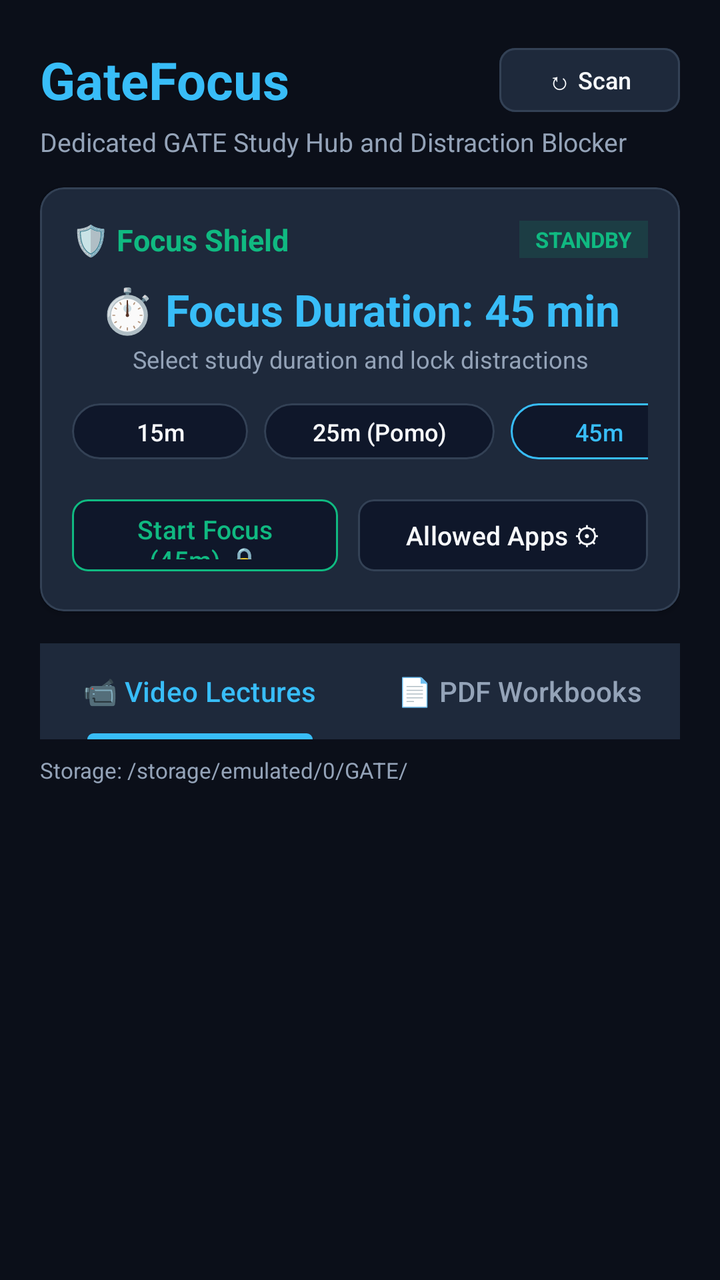
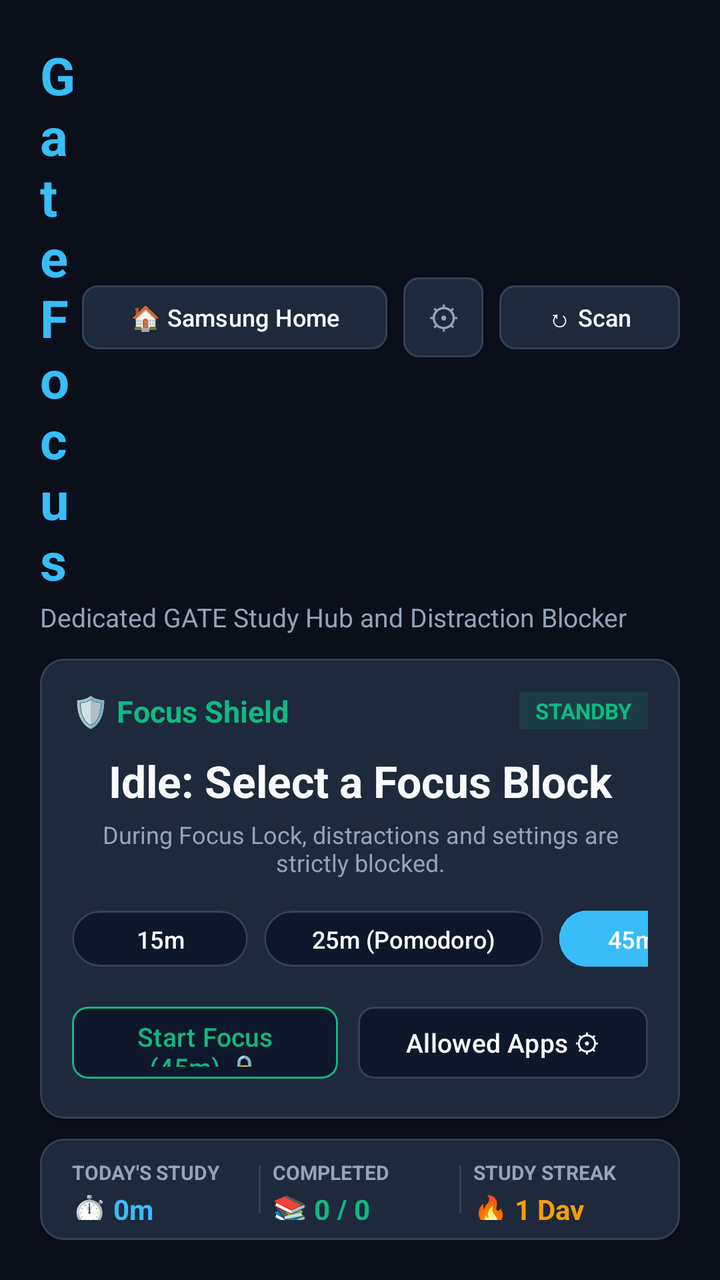

Before-and-after screenshots of an Android layout around one commit, followed by the original layout XML and the change that was made.
<!-- AndroidManifest.xml: activity theme Theme.GateFocus.Launcher -->
<!-- res/layout/activity_main.xml -->
<?xml version="1.0" encoding="utf-8"?>
<LinearLayout xmlns:android="http://schemas.android.com/apk/res/android"
    xmlns:app="http://schemas.android.com/apk/res-auto"
    android:layout_width="match_parent"
    android:layout_height="match_parent"
    android:background="@color/background"
    android:orientation="vertical"
    android:padding="20dp">

    
    <LinearLayout
        android:layout_width="match_parent"
        android:layout_height="wrap_content"
        android:gravity="center_vertical"
        android:orientation="horizontal">

        <TextView
            android:layout_width="0dp"
            android:layout_height="wrap_content"
            android:layout_weight="1"
            android:text="GateFocus"
            android:textColor="@color/accent"
            android:textSize="26sp"
            android:textStyle="bold" />

        <com.google.android.material.button.MaterialButton
            android:id="@+id/btnRefresh"
            android:layout_width="wrap_content"
            android:layout_height="40dp"
            android:backgroundTint="@color/card_bg"
            android:text="↻ Scan"
            android:textColor="@color/text_primary"
            android:textSize="12sp"
            app:cornerRadius="8dp"
            app:strokeColor="@color/card_border"
            app:strokeWidth="1dp" />
    </LinearLayout>

    <TextView
        android:layout_width="wrap_content"
        android:layout_height="wrap_content"
        android:layout_marginTop="2dp"
        android:text="Dedicated GATE Study Hub and Distraction Blocker"
        android:textColor="@color/text_secondary"
        android:textSize="13sp" />

    
    <com.google.android.material.card.MaterialCardView
        android:layout_width="match_parent"
        android:layout_height="wrap_content"
        android:layout_marginTop="14dp"
        android:backgroundTint="@color/card_bg"
        app:cardCornerRadius="12dp"
        app:cardElevation="2dp"
        app:strokeColor="@color/card_border"
        app:strokeWidth="1dp">

        <LinearLayout
            android:layout_width="match_parent"
            android:layout_height="wrap_content"
            android:orientation="vertical"
            android:padding="16dp">

            
            <LinearLayout
                android:layout_width="match_parent"
                android:layout_height="wrap_content"
                android:gravity="center_vertical"
                android:orientation="horizontal">

                <TextView
                    android:id="@+id/tvProtectionStatus"
                    android:layout_width="0dp"
                    android:layout_height="wrap_content"
                    android:layout_weight="1"
                    android:text="🛡️ Focus Shield"
                    android:textColor="@color/accent_green"
                    android:textSize="15sp"
                    android:textStyle="bold" />

                <TextView
                    android:id="@+id/tvAdminBadge"
                    android:layout_width="wrap_content"
                    android:layout_height="wrap_content"
                    android:background="#2210B981"
                    android:paddingHorizontal="8dp"
                    android:paddingVertical="2dp"
                    android:text="STANDBY"
                    android:textColor="@color/accent_green"
                    android:textSize="11sp"
                    android:textStyle="bold" />
            </LinearLayout>

            
            <TextView
                android:id="@+id/tvTimerDisplay"
                android:layout_width="match_parent"
                android:layout_height="wrap_content"
                android:layout_marginTop="10dp"
                android:gravity="center"
                android:text="⏱️ Focus Duration: 45 min"
                android:textColor="@color/accent"
                android:textSize="22sp"
                android:textStyle="bold" />

            <TextView
                android:id="@+id/tvTimerSubtext"
                android:layout_width="match_parent"
                android:layout_height="wrap_content"
                android:layout_marginTop="2dp"
                android:gravity="center"
                android:text="Select study duration and lock distractions"
                android:textColor="@color/text_secondary"
                android:textSize="12sp" />

            
            <HorizontalScrollView
                android:id="@+id/scrollDurationPresets"
                android:layout_width="match_parent"
                android:layout_height="wrap_content"
                android:layout_marginTop="10dp"
                android:scrollbars="none">

                <LinearLayout
                    android:id="@+id/layoutDurationChips"
                    android:layout_width="wrap_content"
                    android:layout_height="wrap_content"
                    android:orientation="horizontal">

                    <com.google.android.material.button.MaterialButton
                        android:id="@+id/btnDuration15"
                        android:layout_width="wrap_content"
                        android:layout_height="36dp"
                        android:backgroundTint="@color/primary_dark"
                        android:text="15m"
                        android:textColor="@color/text_primary"
                        android:textSize="12sp"
                        app:cornerRadius="18dp"
                        app:strokeColor="@color/card_border"
                        app:strokeWidth="1dp" />

                    <com.google.android.material.button.MaterialButton
                        android:id="@+id/btnDuration25"
                        android:layout_width="wrap_content"
                        android:layout_height="36dp"
                        android:layout_marginStart="8dp"
                        android:backgroundTint="@color/primary_dark"
                        android:text="25m (Pomo)"
                        android:textColor="@color/text_primary"
                        android:textSize="12sp"
                        app:cornerRadius="18dp"
                        app:strokeColor="@color/card_border"
                        app:strokeWidth="1dp" />

                    <com.google.android.material.button.MaterialButton
                        android:id="@+id/btnDuration45"
                        android:layout_width="wrap_content"
                        android:layout_height="36dp"
                        android:layout_marginStart="8dp"
                        android:backgroundTint="@color/primary_dark"
                        android:text="45m"
                        android:textColor="@color/accent"
                        android:textSize="12sp"
                        app:cornerRadius="18dp"
                        app:strokeColor="@color/accent"
                        app:strokeWidth="1dp" />

                    <com.google.android.material.button.MaterialButton
                        android:id="@+id/btnDuration60"
                        android:layout_width="wrap_content"
                        android:layout_height="36dp"
                        android:layout_marginStart="8dp"
                        android:backgroundTint="@color/primary_dark"
                        android:text="60m (1h)"
                        android:textColor="@color/text_primary"
                        android:textSize="12sp"
                        app:cornerRadius="18dp"
                        app:strokeColor="@color/card_border"
                        app:strokeWidth="1dp" />

                    <com.google.android.material.button.MaterialButton
                        android:id="@+id/btnDuration90"
                        android:layout_width="wrap_content"
                        android:layout_height="36dp"
                        android:layout_marginStart="8dp"
                        android:backgroundTint="@color/primary_dark"
                        android:text="90m"
                        android:textColor="@color/text_primary"
                        android:textSize="12sp"
                        app:cornerRadius="18dp"
                        app:strokeColor="@color/card_border"
                        app:strokeWidth="1dp" />

                    <com.google.android.material.button.MaterialButton
                        android:id="@+id/btnDuration120"
                        android:layout_width="wrap_content"
                        android:layout_height="36dp"
                        android:layout_marginStart="8dp"
                        android:backgroundTint="@color/primary_dark"
                        android:text="120m (2h)"
                        android:textColor="@color/text_primary"
                        android:textSize="12sp"
                        app:cornerRadius="18dp"
                        app:strokeColor="@color/card_border"
                        app:strokeWidth="1dp" />
                </LinearLayout>
            </HorizontalScrollView>

            
            <LinearLayout
                android:layout_width="match_parent"
                android:layout_height="wrap_content"
                android:layout_marginTop="12dp"
                android:gravity="center_vertical"
                android:orientation="horizontal">

                <com.google.android.material.button.MaterialButton
                    android:id="@+id/btnKioskToggle"
                    android:layout_width="0dp"
                    android:layout_height="44dp"
                    android:layout_weight="1"
                    android:backgroundTint="@color/primary_dark"
                    android:text="Start Focus (45m) 🔒"
                    android:textColor="@color/accent_green"
                    android:textSize="13sp"
                    app:cornerRadius="8dp"
                    app:strokeColor="@color/accent_green"
                    app:strokeWidth="1dp" />

                <com.google.android.material.button.MaterialButton
                    android:id="@+id/btnAllowedApps"
                    android:layout_width="wrap_content"
                    android:layout_height="44dp"
                    android:layout_marginStart="10dp"
                    android:backgroundTint="@color/primary_dark"
                    android:text="Allowed Apps ⚙"
                    android:textColor="@color/text_primary"
                    android:textSize="13sp"
                    app:cornerRadius="8dp"
                    app:strokeColor="@color/card_border"
                    app:strokeWidth="1dp" />
            </LinearLayout>
        </LinearLayout>
    </com.google.android.material.card.MaterialCardView>

    
    <com.google.android.material.tabs.TabLayout
        android:id="@+id/tabLayout"
        android:layout_width="match_parent"
        android:layout_height="wrap_content"
        android:layout_marginTop="16dp"
        android:background="@color/card_bg"
        app:tabIndicatorColor="@color/accent"
        app:tabSelectedTextColor="@color/accent"
        app:tabTextColor="@color/text_secondary">

        <com.google.android.material.tabs.TabItem
            android:layout_width="wrap_content"
            android:layout_height="wrap_content"
            android:text="📹 Video Lectures" />

        <com.google.android.material.tabs.TabItem
            android:layout_width="wrap_content"
            android:layout_height="wrap_content"
            android:text="📄 PDF Workbooks" />
    </com.google.android.material.tabs.TabLayout>

    
    <TextView
        android:id="@+id/tvStoragePath"
        android:layout_width="match_parent"
        android:layout_height="wrap_content"
        android:layout_marginTop="8dp"
        android:text="Storage: /storage/emulated/0/GATE/"
        android:textColor="@color/text_secondary"
        android:textSize="11sp" />

    
    <FrameLayout
        android:layout_width="match_parent"
        android:layout_height="0dp"
        android:layout_marginTop="8dp"
        android:layout_weight="1">

        
        <LinearLayout
            android:id="@+id/layoutEmptyState"
            android:layout_width="match_parent"
            android:layout_height="match_parent"
            android:gravity="center"
            android:orientation="vertical"
            android:visibility="gone">

            <TextView
                android:layout_width="wrap_content"
                android:layout_height="wrap_content"
                android:text="📂"
                android:textSize="48sp" />

            <TextView
                android:id="@+id/tvEmptyMessage"
                android:layout_width="wrap_content"
                android:layout_height="wrap_content"
                android:layout_marginTop="12dp"
                android:text="No study materials found"
                android:textColor="@color/text_secondary"
                android:textSize="15sp" />

            <TextView
                android:layout_width="wrap_content"
                android:layout_height="wrap_content"
                android:layout_marginTop="4dp"
                android:text="Copy downloaded GATE videos/workbooks to GATE/ folder"
                android:textColor="@color/text_secondary"
                android:textSize="12sp" />
        </LinearLayout>

        
        <androidx.recyclerview.widget.RecyclerView
            android:id="@+id/rvVideos"
            android:layout_width="match_parent"
            android:layout_height="match_parent"
            android:clipToPadding="false"
            android:paddingBottom="16dp" />

        
        <androidx.recyclerview.widget.RecyclerView
            android:id="@+id/rvPdfs"
            android:layout_width="match_parent"
            android:layout_height="match_parent"
            android:clipToPadding="false"
            android:paddingBottom="16dp"
            android:visibility="gone" />

    </FrameLayout>

</LinearLayout>
<!-- resources referenced by this layout -->
<resources>
  <color name="accent">#38BDF8</color>
  <color name="accent_green">#10B981</color>
  <color name="background">#0B0F19</color>
  <color name="card_bg">#1E293B</color>
  <color name="card_border">#334155</color>
  <color name="primary_dark">#0F172A</color>
  <color name="text_primary">#F8FAFC</color>
  <color name="text_secondary">#94A3B8</color>
  <style name="Theme.GateFocus.Launcher" parent="Theme.GateFocus">
          <item name="android:windowFullscreen">false</item>
      </style>
  <style name="Theme.GateFocus" parent="Theme.Material3.Dark.NoActionBar">
          <item name="android:statusBarColor">@color/background</item>
          <item name="android:windowBackground">@color/background</item>
          <item name="colorPrimary">@color/accent</item>
      </style>
</resources>

<!-- the commit's change to res/layout/activity_main.xml (unified diff, before → after) -->
@@ -24,9 +24,40 @@
             android:textStyle="bold" />
 
         <com.google.android.material.button.MaterialButton
+            android:id="@+id/btnSwitchHome"
+            android:layout_width="wrap_content"
+            android:layout_height="40dp"
+            android:backgroundTint="@color/card_bg"
+            android:text="🏠 Samsung Home"
+            android:textColor="@color/text_primary"
+            android:textSize="12sp"
+            app:cornerRadius="8dp"
+            app:strokeColor="@color/card_border"
+            app:strokeWidth="1dp" />
+
+        <com.google.android.material.button.MaterialButton
+            android:id="@+id/btnHomeSettings"
+            android:layout_width="40dp"
+            android:layout_height="40dp"
+            android:layout_marginStart="8dp"
+            android:backgroundTint="@color/card_bg"
+            android:insetLeft="0dp"
+            android:insetTop="0dp"
+            android:insetRight="0dp"
+            android:insetBottom="0dp"
+            android:padding="0dp"
+            android:text="⚙"
+            android:textColor="@color/text_secondary"
+            android:textSize="16sp"
+            app:cornerRadius="8dp"
+            app:strokeColor="@color/card_border"
+            app:strokeWidth="1dp" />
+
+        <com.google.android.material.button.MaterialButton
             android:id="@+id/btnRefresh"
             android:layout_width="wrap_content"
             android:layout_height="40dp"
+            android:layout_marginStart="8dp"
             android:backgroundTint="@color/card_bg"
             android:text="↻ Scan"
             android:textColor="@color/text_primary"
@@ -48,7 +79,7 @@
     <com.google.android.material.card.MaterialCardView
         android:layout_width="match_parent"
         android:layout_height="wrap_content"
-        android:layout_marginTop="14dp"
+        android:layout_marginTop="12dp"
         android:backgroundTint="@color/card_bg"
         app:cardCornerRadius="12dp"
         app:cardElevation="2dp"
@@ -98,8 +129,8 @@
                 android:layout_height="wrap_content"
                 android:layout_marginTop="10dp"
                 android:gravity="center"
-                android:text="⏱️ Focus Duration: 45 min"
-                android:textColor="@color/accent"
+                android:text="Idle: Select a Focus Block"
+                android:textColor="@color/text_primary"
                 android:textSize="22sp"
                 android:textStyle="bold" />
 
@@ -107,9 +138,9 @@
                 android:id="@+id/tvTimerSubtext"
                 android:layout_width="match_parent"
                 android:layout_height="wrap_content"
-                android:layout_marginTop="2dp"
+                android:layout_marginTop="4dp"
                 android:gravity="center"
-                android:text="Select study duration and lock distractions"
+                android:text="During Focus Lock, distractions and settings are strictly blocked."
                 android:textColor="@color/text_secondary"
                 android:textSize="12sp" />
 
@@ -118,13 +149,14 @@
                 android:id="@+id/scrollDurationPresets"
                 android:layout_width="match_parent"
                 android:layout_height="wrap_content"
-                android:layout_marginTop="10dp"
+                android:layout_marginTop="12dp"
+                android:overScrollMode="never"
                 android:scrollbars="none">
 
                 <LinearLayout
-                    android:id="@+id/layoutDurationChips"
-                    android:layout_width="wrap_content"
-                    android:layout_height="wrap_content"
+                    android:layout_width="wrap_content"
+                    android:layout_height="wrap_content"
+                    android:gravity="center_vertical"
                     android:orientation="horizontal">
 
                     <com.google.android.material.button.MaterialButton
@@ -145,7 +177,7 @@
                         android:layout_height="36dp"
                         android:layout_marginStart="8dp"
                         android:backgroundTint="@color/primary_dark"
-                        android:text="25m (Pomo)"
+                        android:text="25m (Pomodoro)"
                         android:textColor="@color/text_primary"
                         android:textSize="12sp"
                         app:cornerRadius="18dp"
@@ -157,9 +189,9 @@
                         android:layout_width="wrap_content"
                         android:layout_height="36dp"
                         android:layout_marginStart="8dp"
-                        android:backgroundTint="@color/primary_dark"
-                        android:text="45m"
-                        android:textColor="@color/accent"
+                        android:backgroundTint="@color/accent"
+                        android:text="45m (Lecture)"
+                        android:textColor="@color/white"
                         android:textSize="12sp"
                         app:cornerRadius="18dp"
                         app:strokeColor="@color/accent"
@@ -184,7 +216,7 @@
                         android:layout_height="36dp"
                         android:layout_marginStart="8dp"
                         android:backgroundTint="@color/primary_dark"
-                        android:text="90m"
+                        android:text="90m (Deep)"
                         android:textColor="@color/text_primary"
                         android:textSize="12sp"
                         app:cornerRadius="18dp"
@@ -244,11 +276,191 @@
     </com.google.android.material.card.MaterialCardView>
 
     
+    <com.google.android.material.card.MaterialCardView
+        android:id="@+id/layoutSessionComplete"
+        android:layout_width="match_parent"
+        android:layout_height="wrap_content"
+        android:layout_marginTop="10dp"
+        android:backgroundTint="#162E20"
+        android:visibility="gone"
+        app:cardCornerRadius="12dp"
+        app:cardElevation="2dp"
+        app:strokeColor="@color/accent_green"
+        app:strokeWidth="1dp">
+
+        <LinearLayout
+            android:layout_width="match_parent"
+            android:layout_height="wrap_content"
+            android:orientation="vertical"
+            android:padding="14dp">
+
+            <TextView
+                android:layout_width="wrap_content"
+                android:layout_height="wrap_content"
+                android:text="🎉 Focus Session Completed!"
+                android:textColor="@color/accent_green"
+                android:textSize="15sp"
+                android:textStyle="bold" />
+
+            <TextView
+                android:layout_width="wrap_content"
+                android:layout_height="wrap_content"
+                android:layout_marginTop="2dp"
+                android:text="Great focus! You can take a break or switch back to Samsung Home."
+                android:textColor="@color/text_secondary"
+                android:textSize="12sp" />
+
+            <LinearLayout
+                android:layout_width="match_parent"
+                android:layout_height="wrap_content"
+                android:layout_marginTop="10dp"
+                android:orientation="horizontal">
+
+                <com.google.android.material.button.MaterialButton
+                    android:id="@+id/btnCompleteSwitchHome"
+                    android:layout_width="0dp"
+                    android:layout_height="38dp"
+                    android:layout_weight="1"
+                    android:backgroundTint="@color/accent_green"
+                    android:text="🏠 Switch to Samsung Home"
+                    android:textColor="@color/white"
+                    android:textSize="12sp"
+                    app:cornerRadius="8dp" />
+
+                <com.google.android.material.button.MaterialButton
+                    android:id="@+id/btnCompleteDismiss"
+                    android:layout_width="wrap_content"
+                    android:layout_height="38dp"
+                    android:layout_marginStart="8dp"
+                    android:backgroundTint="@color/card_bg"
+                    android:text="Dismiss"
+                    android:textColor="@color/text_primary"
+                    android:textSize="12sp"
+                    app:cornerRadius="8dp"
+                    app:strokeColor="@color/card_border"
+                    app:strokeWidth="1dp" />
+            </LinearLayout>
+        </LinearLayout>
+    </com.google.android.material.card.MaterialCardView>
+
+    
+    <com.google.android.material.card.MaterialCardView
+        android:id="@+id/cardStudyStats"
+        android:layout_width="match_parent"
+        android:layout_height="wrap_content"
+        android:layout_marginTop="10dp"
+        android:backgroundTint="@color/card_bg"
+        app:cardCornerRadius="12dp"
+        app:cardElevation="2dp"
+        app:strokeColor="@color/card_border"
+        app:strokeWidth="1dp">
+
+        <LinearLayout
+            android:layout_width="match_parent"
+            android:layout_height="wrap_content"
+            android:gravity="center_vertical"
+            android:orientation="horizontal"
+            android:paddingHorizontal="16dp"
+            android:paddingVertical="10dp">
+
+            
+            <LinearLayout
+                android:layout_width="0dp"
+                android:layout_height="wrap_content"
+                android:layout_weight="1"
+                android:orientation="vertical">
+
+                <TextView
+                    android:layout_width="wrap_content"
+                    android:layout_height="wrap_content"
+                    android:text="TODAY'S STUDY"
+                    android:textColor="@color/text_secondary"
+                    android:textSize="10sp"
+                    android:textStyle="bold" />
+
+                <TextView
+                    android:id="@+id/tvStatsTimeToday"
+                    android:layout_width="wrap_content"
+                    android:layout_height="wrap_content"
+                    android:layout_marginTop="2dp"
+                    android:text="⏱️ 0m"
+                    android:textColor="@color/accent"
+                    android:textSize="14sp"
+                    android:textStyle="bold" />
+            </LinearLayout>
+
+            <View
+                android:layout_width="1dp"
+                android:layout_height="24dp"
+                android:layout_marginHorizontal="6dp"
+                android:background="@color/card_border" />
+
+            
+            <LinearLayout
+                android:layout_width="0dp"
+                android:layout_height="wrap_content"
+                android:layout_weight="1"
+                android:orientation="vertical">
+
+                <TextView
+                    android:layout_width="wrap_content"
+                    android:layout_height="wrap_content"
+                    android:text="COMPLETED"
+                    android:textColor="@color/text_secondary"
+                    android:textSize="10sp"
+                    android:textStyle="bold" />
+
+                <TextView
+                    android:id="@+id/tvStatsCompleted"
+                    android:layout_width="wrap_content"
+                    android:layout_height="wrap_content"
+                    android:layout_marginTop="2dp"
+                    android:text="📚 0 / 0"
+                    android:textColor="@color/accent_green"
+                    android:textSize="14sp"
+                    android:textStyle="bold" />
+            </LinearLayout>
+
+            <View
+                android:layout_width="1dp"
+                android:layout_height="24dp"
+                android:layout_marginHorizontal="6dp"
+                android:background="@color/card_border" />
+
+            
+            <LinearLayout
+                android:layout_width="0dp"
+                android:layout_height="wrap_content"
+                android:layout_weight="1"
+                android:orientation="vertical">
+
+                <TextView
+                    android:layout_width="wrap_content"
+                    android:layout_height="wrap_content"
+                    android:text="STUDY STREAK"
+                    android:textColor="@color/text_secondary"
+                    android:textSize="10sp"
+                    android:textStyle="bold" />
+
+                <TextView
+                    android:id="@+id/tvStatsStreak"
+                    android:layout_width="wrap_content"
+                    android:layout_height="wrap_content"
+                    android:layout_marginTop="2dp"
+                    android:text="🔥 1 Day"
+                    android:textColor="#F59E0B"
+                    android:textSize="14sp"
+                    android:textStyle="bold" />
+            </LinearLayout>
+        </LinearLayout>
+    </com.google.android.material.card.MaterialCardView>
+
+    
     <com.google.android.material.tabs.TabLayout
         android:id="@+id/tabLayout"
         android:layout_width="match_parent"
         android:layout_height="wrap_content"
-        android:layout_marginTop="16dp"
+        android:layout_marginTop="10dp"
         android:background="@color/card_bg"
         app:tabIndicatorColor="@color/accent"
         app:tabSelectedTextColor="@color/accent"
@@ -266,11 +478,61 @@
     </com.google.android.material.tabs.TabLayout>
 
     
+    <LinearLayout
+        android:layout_width="match_parent"
+        android:layout_height="wrap_content"
+        android:layout_marginTop="8dp"
+        android:background="@drawable/bg_search_input"
+        android:gravity="center_vertical"
+        android:orientation="horizontal"
+        android:paddingHorizontal="12dp"
+        android:paddingVertical="2dp">
+
+        <TextView
+            android:layout_width="wrap_content"
+            android:layout_height="wrap_content"
+            android:text="🔍"
+            android:textSize="13sp" />
+
+        <EditText
+            android:id="@+id/etSearch"
+            android:layout_width="match_parent"
+            android:layout_height="36dp"
+            android:layout_marginStart="8dp"
+            android:background="@null"
+            android:hint="Search lectures &amp; workbooks..."
+            android:imeOptions="actionSearch"
+            android:inputType="text"
+            android:maxLines="1"
+            android:textColor="@color/text_primary"
+            android:textColorHint="@color/text_secondary"
+            android:textSize="13sp" />
+    </LinearLayout>
+
+    
+    <HorizontalScrollView
+        android:id="@+id/scrollSubjects"
+        android:layout_width="match_parent"
+        android:layout_height="wrap_content"
+        android:layout_marginTop="6dp"
+        android:overScrollMode="never"
+        android:scrollbars="none">
+
+        <com.google.android.material.chip.ChipGroup
+            android:id="@+id/chipGroupSubjects"
+            android:layout_width="wrap_content"
+            android:layout_height="wrap_content"
+            app:singleLine="true"
+            app:singleSelection="true">
+        </com.google.android.material.chip.ChipGroup>
+    </HorizontalScrollView>
+
+    
     <TextView
         android:id="@+id/tvStoragePath"
         android:layout_width="match_parent"
         android:layout_height="wrap_content"
-        android:layout_marginTop="8dp"
+        android:layout_marginTop="4dp"
         android:text="Storage: /storage/emulated/0/GATE/"
         android:textColor="@color/text_secondary"
         android:textSize="11sp" />
@@ -279,7 +541,7 @@
     <FrameLayout
         android:layout_width="match_parent"
         android:layout_height="0dp"
-        android:layout_marginTop="8dp"
+        android:layout_marginTop="6dp"
         android:layout_weight="1">
 
         
<!-- resource entries referenced after the edit -->
@@ -8,6 +8,17 @@
   <color name="primary_dark">#0F172A</color>
   <color name="text_primary">#F8FAFC</color>
   <color name="text_secondary">#94A3B8</color>
+  <color name="white">#FFFFFF</color>
+  <!-- drawable bg_search_input (drawable) -->
+  <?xml version="1.0" encoding="utf-8"?>
+  <shape xmlns:android="http://schemas.android.com/apk/res/android"
+      android:shape="rectangle">
+      <solid android:color="@color/card_bg" />
+      <corners android:radius="8dp" />
+      <stroke
+          android:width="1dp"
+          android:color="@color/card_border" />
+  </shape>
   <style name="Theme.GateFocus.Launcher" parent="Theme.GateFocus">
           <item name="android:windowFullscreen">false</item>
       </style>
